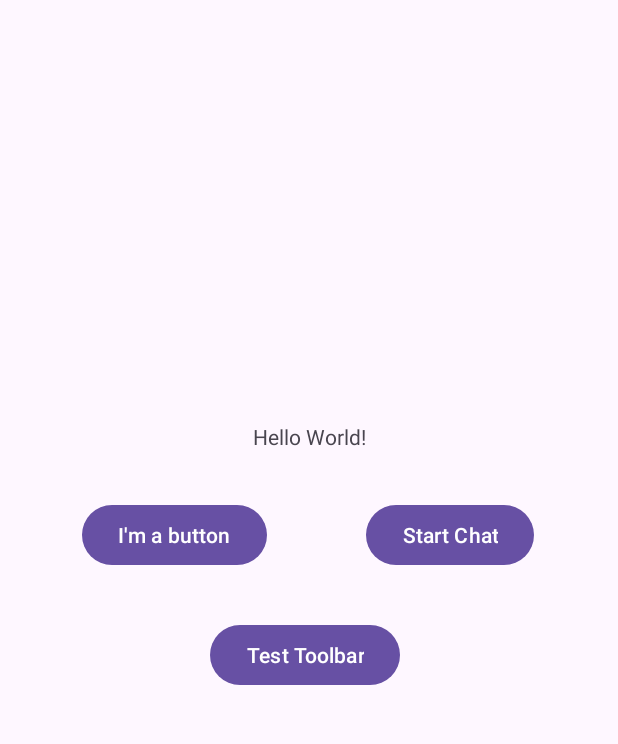
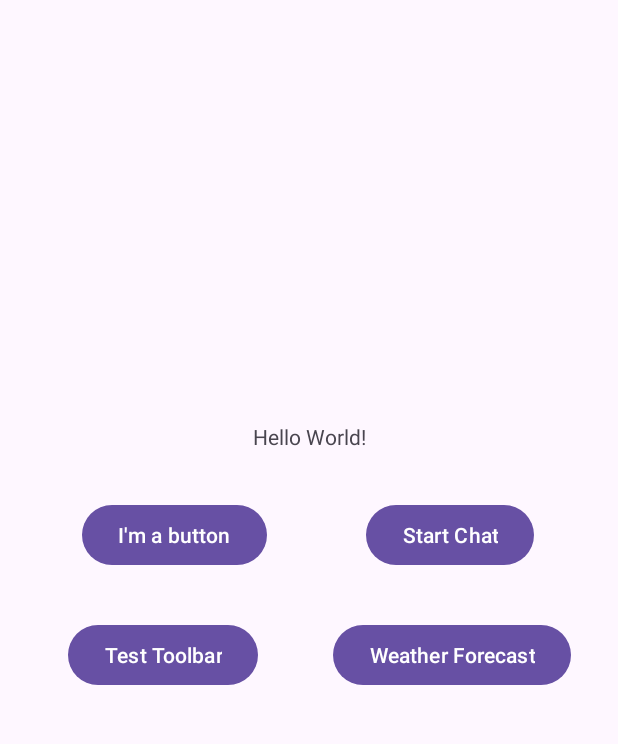
Before and after one commit to haroldcodez/CP670, an Android app: the MainActivity screen opened directly, with no data from a screen before it, on a phone screen of 412 x 824 dp, the part 96-840 px from its top. Run offline under Robolectric (Android 15) with nearby library versions, the phone set to English and light mode, and no system bars.

Commit message:
Finished Assignment3Part 2

```diff
--- a/app/src/main/AndroidManifest.xml
+++ b/app/src/main/AndroidManifest.xml
@@ -5,6 +5,8 @@
     <uses-feature
         android:name="android.hardware.camera"
         android:required="true" />
+
+    <uses-permission android:name="android.permission.INTERNET" />
 
     <application
         android:allowBackup="true"
@@ -16,6 +18,10 @@
         android:supportsRtl="true"
         android:theme="@style/Theme.AndroidAssignments"
         tools:targetApi="31">
+        <activity
+            android:name=".WeatherForecast"
+            android:exported="false"
+            android:theme="@style/Theme.AndroidAssignments" />
         <activity
             android:name=".TestToolbar"
             android:exported="false"
--- a/app/src/main/java/com/example/androidassignments/MainActivity.java
+++ b/app/src/main/java/com/example/androidassignments/MainActivity.java
@@ -67,7 +67,17 @@ public class MainActivity extends AppCompatActivity {
             }
         });
 
+        Button weather_btn = findViewById(R.id.weather_btn);
 
+        //create onclick listener for the toolbar_button
+        weather_btn.setOnClickListener(new View.OnClickListener() {
+            @Override
+            public void onClick(View v) {
+                Log.i(TAG, "User clicked the Weather Forecast Button");
+                Intent weatherIntent = new Intent(MainActivity.this, WeatherForecast.class);
+                startActivity(weatherIntent);
+            }
+        });
 
     }
 
--- a/app/src/main/res/layout/activity_main.xml
+++ b/app/src/main/res/layout/activity_main.xml
@@ -56,9 +56,19 @@
         android:layout_width="wrap_content"
         android:layout_height="wrap_content"
         android:layout_marginTop="32dp"
-        android:layout_marginEnd="145dp"
+        android:layout_marginEnd="240dp"
         android:text="@string/toolbar_btn_label"
         app:layout_constraintEnd_toEndOf="parent"
         app:layout_constraintTop_toBottomOf="@+id/chat_btn" />
 
+    <Button
+        android:id="@+id/weather_btn"
+        android:layout_width="wrap_content"
+        android:layout_height="wrap_content"
+        android:layout_marginStart="50dp"
+        android:layout_marginTop="32dp"
+        android:text="@string/weather_btn_label"
+        app:layout_constraintStart_toEndOf="@+id/toolbar_btn"
+        app:layout_constraintTop_toBottomOf="@+id/chat_btn" />
+
 </androidx.constraintlayout.widget.ConstraintLayout>
```
Also changed, not shown: app/src/main/java/com/example/androidassignments/WeatherForecast.java (+4 -7 lines), app/src/main/res/values/strings.xml (+5 -5 lines).
